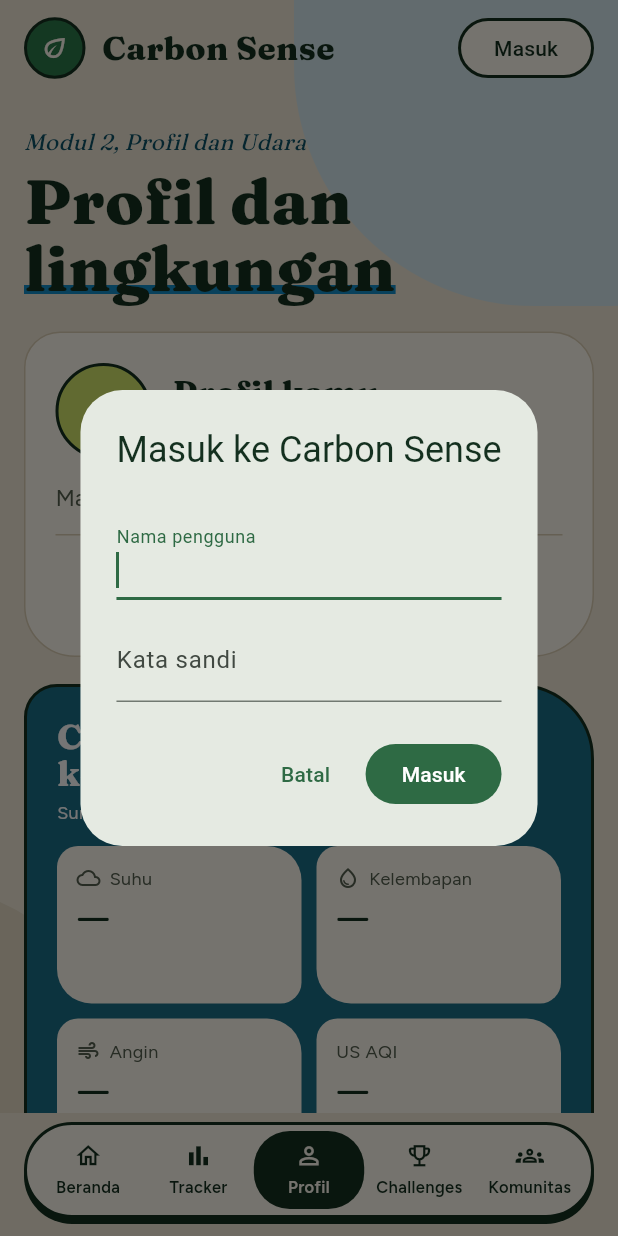
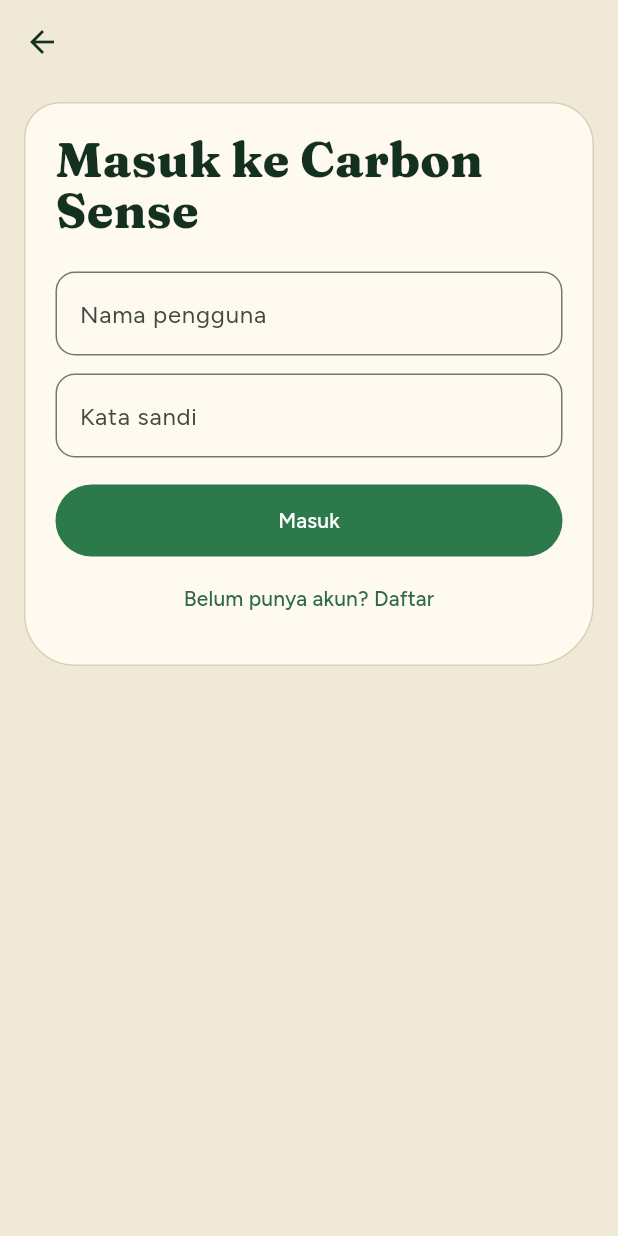
Before and after one commit to PBP-B-11/carbon-sense-mobile, a Flutter app: the screen it shows after launch, item 3 of the bottom bar chosen, after a tap on "Masuk", on a phone screen of 412 x 824 dp. Run offline on Flutter 3.47's test engine with Material 3 defaults, Android fonts, the phone set to English and light mode, and no system bars.

Commit message:
feat: add a dedicated sign-in and registration page

```diff
--- a/lib/modules/profil/profil_page.dart
+++ b/lib/modules/profil/profil_page.dart
@@ -2,6 +2,7 @@ import 'package:flutter/material.dart';
 import 'package:http/http.dart' as http;
 
 import 'profile_api.dart';
+import 'profile_auth_page.dart';
 import 'profile_dashboard.dart';
 import 'profile_dialogs.dart';
 
@@ -69,26 +70,11 @@ class _ProfilPageState extends State<ProfilPage> {
   }
 
   Future<void> _login() async {
-    final fields = await promptProfileFields(
-      context,
-      title: 'Masuk ke Carbon Sense',
-      action: 'Masuk',
-      fields: const [('Nama pengguna', false), ('Kata sandi', true)],
+    final token = await Navigator.of(context).push(
+      MaterialPageRoute<String>(builder: (_) => ProfileAuthPage(api: _api)),
     );
-    if (fields == null) return;
+    if (token == null || !mounted) return;
     await _run(() async {
-      final account = await _request(
-        'POST',
-        'auth/login/',
-        body: {'username': fields[0], 'password': fields[1]},
-      );
-      if (!mounted) return;
-      final token = account['token'];
-      if (token is! String || token.isEmpty) {
-        throw const ProfileApiException(
-          'Sesi masuk tidak dapat dibuat. Coba lagi.',
-        );
-      }
       setState(() => _token = token);
       await _loadProfile();
     });
@@ -138,22 +124,7 @@ class _ProfilPageState extends State<ProfilPage> {
   }
 
   Future<void> _pickCity() async {
-    final city = await showDialog<ProfileCity>(
-      context: context,
-      builder: (context) => ProfileCityPicker(
-        search: (query) async {
-          final response = await _api.request(
-            'GET',
-            'profile/cities/',
-            query: {'q': query},
-          );
-          return [
-            for (final city in response['results'] as List)
-              (label: city['label'] as String, token: city['token'] as String),
-          ];
-        },
-      ),
-    );
+    final city = await ProfileCityPicker.show(context, _api);
     if (city != null && mounted) setState(() => _pendingCity = city);
   }
 
--- /dev/null
+++ b/lib/modules/profil/profile_auth_page.dart
@@ -0,0 +1,273 @@
+import 'package:flutter/material.dart';
+
+import 'profile_api.dart';
+import 'profile_dashboard.dart';
+import 'profile_dialogs.dart';
+
+class ProfileAuthPage extends StatefulWidget {
+  const ProfileAuthPage({super.key, required this.api});
+
+  final ProfileApi api;
+
+  @override
+  State<ProfileAuthPage> createState() => _ProfileAuthPageState();
+}
+
+class _ProfileAuthPageState extends State<ProfileAuthPage> {
+  var _form = GlobalKey<FormState>();
+  final _username = TextEditingController();
+  final _email = TextEditingController();
+  final _password = TextEditingController();
+  final _confirmation = TextEditingController();
+  ProfileCity? _city;
+  bool _registering = false;
+  bool _submitting = false;
+  String? _error;
+
+  @override
+  void dispose() {
+    _username.dispose();
+    _email.dispose();
+    _password.dispose();
+    _confirmation.dispose();
+    super.dispose();
+  }
+
+  void _toggleMode() {
+    FocusScope.of(context).unfocus();
+    _password.clear();
+    _confirmation.clear();
+    setState(() {
+      _registering = !_registering;
+      _form = GlobalKey<FormState>();
+      _error = null;
+    });
+  }
+
+  Future<void> _pickCity(FormFieldState<ProfileCity> field) async {
+    final city = await ProfileCityPicker.show(context, widget.api);
+    if (city == null || !mounted || !field.mounted) return;
+    _city = city;
+    field.didChange(city);
+    field.validate();
+  }
+
+  Future<void> _submit() async {
+    if (_submitting || !_form.currentState!.validate()) return;
+    FocusScope.of(context).unfocus();
+    setState(() {
+      _submitting = true;
+      _error = null;
+    });
+
+    try {
+      final account = await widget.api.request(
+        'POST',
+        _registering ? 'auth/register/' : 'auth/login/',
+        body: {
+          'username': _username.text.trim(),
+          if (_registering) ...{
+            'email': _email.text.trim(),
+            'city': _city!.token,
+            'password1': _password.text,
+            'password2': _confirmation.text,
+          } else
+            'password': _password.text,
+        },
+      );
+      if (!mounted) return;
+      final token = account['token'];
+      if (token is! String || token.isEmpty) {
+        throw const ProfileApiException(
+          'Sesi masuk tidak dapat dibuat. Coba masuk kembali.',
+        );
+      }
+      Navigator.of(context).pop(token);
+    } on ProfileApiException catch (error) {
+      if (!mounted) return;
+      setState(() {
+        _submitting = false;
+        _error = error.message;
+      });
+    }
+  }
+
+  @override
+  Widget build(BuildContext context) {
+    final theme = Theme.of(context);
+    final action = _registering ? 'Daftar' : 'Masuk';
+
+    return PopScope(
+      canPop: !_submitting,
+      child: Theme(
+        data: theme.copyWith(
+          textTheme: theme.textTheme.apply(fontFamily: 'Figtree'),
+          inputDecorationTheme: InputDecorationThemeData(
+            border: OutlineInputBorder(borderRadius: BorderRadius.circular(13)),
+          ),
+        ),
+        child: Scaffold(
+          appBar: AppBar(
+            backgroundColor: theme.scaffoldBackgroundColor,
+            foregroundColor: profileInk,
+          ),
+          body: SafeArea(
+            top: false,
+            child: Align(
+              alignment: Alignment.topCenter,
+              child: ConstrainedBox(
+                constraints: const BoxConstraints(maxWidth: profileWidth),
+                child: ListView(
+                  padding: const EdgeInsets.fromLTRB(16, 12, 16, 24),
+                  keyboardDismissBehavior:
+                      ScrollViewKeyboardDismissBehavior.onDrag,
+                  children: [
+                    ProfileCard(
+                      child: Form(
+                        key: _form,
+                        child: Column(
+                          crossAxisAlignment: CrossAxisAlignment.stretch,
+                          children: [
+                            Semantics(
+                              header: true,
+                              child: Text(
+                                _registering
+                                    ? 'Daftar akun'
+                                    : 'Masuk ke Carbon Sense',
+                                style: profileHeading(32),
+                              ),
+                            ),
+                            const SizedBox(height: 24),
+                            _field('Nama pengguna', _username),
+                            if (_registering) ...[
+                              const SizedBox(height: 12),
+                              _field(
+                                'Email',
+                                _email,
+                                keyboard: TextInputType.emailAddress,
+                                validate: (value) => value.contains('@')
+                                    ? null
+                                    : 'Masukkan alamat email yang valid.',
+                              ),
+                              const SizedBox(height: 12),
+                              _cityField(),
+                            ],
+                            const SizedBox(height: 12),
+                            _field(
+                              'Kata sandi',
+                              _password,
+                              secret: true,
+                              isLast: !_registering,
+                            ),
+                            if (_registering) ...[
+                              const SizedBox(height: 12),
+                              _field(
+                                'Konfirmasi kata sandi',
+                                _confirmation,
+                                secret: true,
+                                isLast: true,
+                                validate: (value) => value == _password.text
+                                    ? null
+                                    : 'Kata sandi belum cocok.',
+                              ),
+                            ],
+                            if (_error case final error?) ...[
+                              const SizedBox(height: 12),
+                              Semantics(
+                                liveRegion: true,
+                                child: Text(
+                                  error,
+                                  style: const TextStyle(color: profileDanger),
+                                ),
+                              ),
+                            ],
+                            const SizedBox(height: 18),
+                            if (_submitting)
+                              LinearProgressIndicator(
+                                semanticsLabel: 'Sedang memproses $action',
+                              ),
+                            FilledButton(
+                              onPressed: _submitting ? null : _submit,
+                              style: FilledButton.styleFrom(
+                                backgroundColor: profileGreen,
+                                foregroundColor: Colors.white,
+                                minimumSize: const Size.fromHeight(48),
+                              ),
+                              child: Text(action),
+                            ),
+                            const SizedBox(height: 4),
+                            TextButton(
+                              onPressed: _submitting ? null : _toggleMode,
+                              child: Text(
+                                _registering
+                                    ? 'Sudah punya akun? Masuk'
+                                    : 'Belum punya akun? Daftar',
+                              ),
+                            ),
+                          ],
+                        ),
+                      ),
+                    ),
+                  ],
+                ),
+              ),
+            ),
+          ),
+        ),
+      ),
+    );
+  }
+
+  Widget _cityField() => FormField<ProfileCity>(
+    initialValue: _city,
+    validator: (city) => city == null ? 'Pilih kota domisili.' : null,
+    builder: (field) => Column(
+      crossAxisAlignment: CrossAxisAlignment.stretch,
+      children: [
+        const Text('Kota domisili'),
+        const SizedBox(height: 4),
+        OutlinedButton(
+          onPressed: _submitting ? null : () => _pickCity(field),
+          style: OutlinedButton.styleFrom(
+            minimumSize: const Size.fromHeight(48),
+            foregroundColor: profileInk,
+            shape: RoundedRectangleBorder(
+              borderRadius: BorderRadius.circular(13),
+            ),
+          ),
+          child: Row(
+            children: [
+              Expanded(child: Text(field.value?.label ?? 'Pilih kota')),
+              const Icon(Icons.expand_more, size: 20),
+            ],
+          ),
+        ),
+        if (field.errorText case final error?)
+          Text(error, style: const TextStyle(color: profileDanger)),
+      ],
+    ),
+  );
+
+  Widget _field(
+    String label,
+    TextEditingController controller, {
+    TextInputType? keyboard,
+    bool secret = false,
+    bool isLast = false,
+    String? Function(String)? validate,
+  }) => TextFormField(
+    controller: controller,
+    enabled: !_submitting,
+    decoration: InputDecoration(labelText: label),
+    keyboardType: keyboard,
+    obscureText: secret,
+    autocorrect: false,
+    enableSuggestions: !secret,
+    textInputAction: isLast ? TextInputAction.done : TextInputAction.next,
+    onFieldSubmitted: isLast ? (_) => _submit() : null,
+    validator: (value) {
+      final input = secret ? value ?? '' : value?.trim() ?? '';
+      return input.isEmpty ? 'Wajib diisi.' : validate?.call(input);
+    },
+  );
+}
```
Also changed, not shown: lib/modules/profil/profile_api.dart (+15 -1 lines), lib/modules/profil/profile_dialogs.dart (+6 -2 lines), 1 other file.
